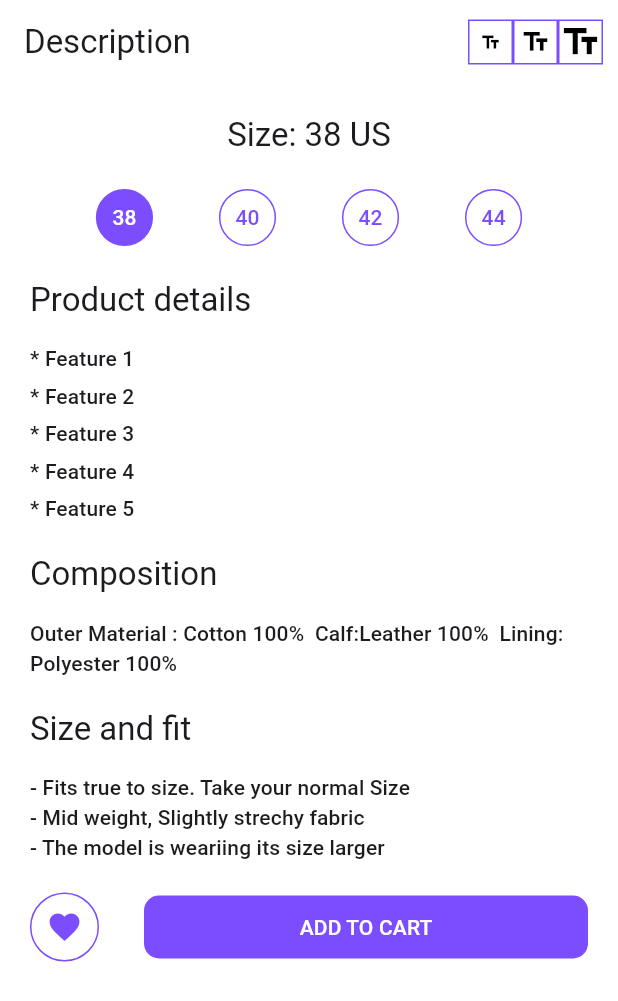
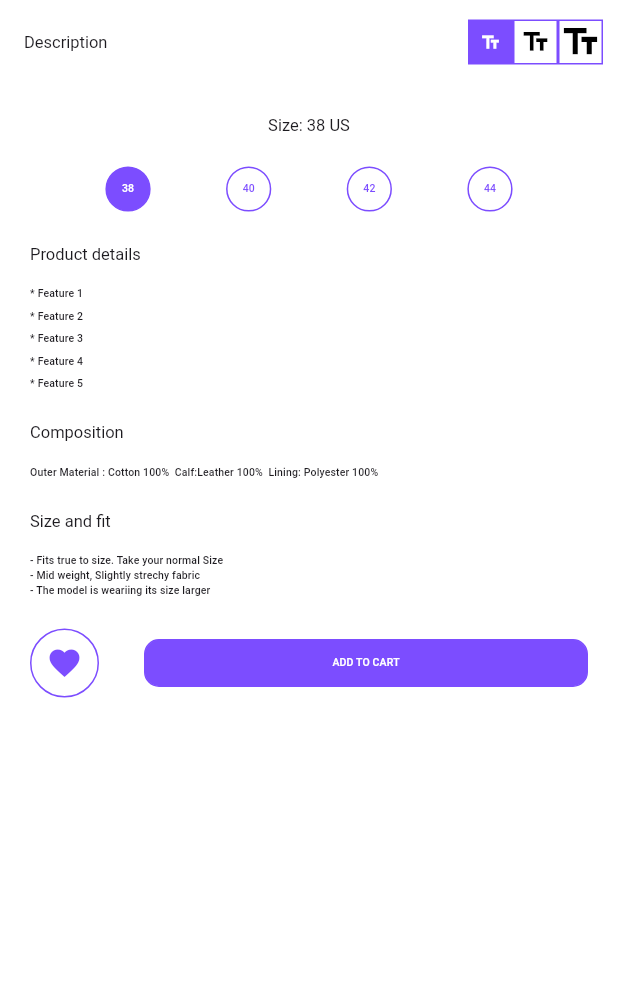
Before and after one commit to Mirzaazmath/font_scaler, a Flutter app: the screen it shows after launch, after a tap on the "text fields" icon, on a phone screen of 412 x 824 dp. Shown: the top 1001 px of the screen. Run offline on Flutter 3.47's test engine with Material 3 defaults, Android fonts, the phone set to English and light mode, and no system bars.

Commit message:
added code for example

```diff
--- a/example/lib/home_screen.dart
+++ b/example/lib/home_screen.dart
@@ -8,6 +8,8 @@ class HomeScreen extends StatelessWidget {
   Widget build(BuildContext context) {
     final textTheme = Theme.of(context).textTheme;
     final primaryColor = Colors.deepPurpleAccent;
+    // This will return the currentFontScale whenEver the fontScale Changes
+    final currentFontScale =FontScalerProvider.of(context).currentFontScale;
     return Scaffold(
       backgroundColor: Colors.white,
       appBar: AppBar(
@@ -18,19 +20,20 @@ class HomeScreen extends StatelessWidget {
             children: [
               GestureDetector(
                 onTap: () {
+                  // updateFontScale will update font by given Enum
                   FontScalerProvider.of(context).updateFontScale(FontScale.micro);
                 },
                 child: Container(
                   height: 30,
                   width: 30,
                   decoration: BoxDecoration(
-                    color: Colors.white,
+                    color:currentFontScale==FontScale.micro?primaryColor: Colors.white,
                     border: Border.all(color: primaryColor),
                   ),
                   child: Icon(
                     Icons.text_fields_outlined,
                     size: 14,
-                    color: Colors.black,
+                    color:currentFontScale==FontScale.micro?Colors.white: Colors.black,
                   ),
                 ),
               ),
@@ -42,31 +45,32 @@ class HomeScreen extends StatelessWidget {
                   height: 30,
                   width: 30,
                   decoration: BoxDecoration(
-                    color: Colors.white,
+                    color:currentFontScale==FontScale.fDefault?primaryColor: Colors.white,
                     border: Border.all(color: primaryColor),
                   ),
                   child: Icon(
                     Icons.text_fields_outlined,
                     size: 20,
-                    color: Colors.black,
+                    color: currentFontScale==FontScale.fDefault? Colors.white:Colors.black,
                   ),
                 ),
               ),
               GestureDetector(
                 onTap: () {
-                  FontScalerProvider.of(context).updateFontScale(FontScale.ultraXL);
+                   // updateFontScale will update font by given custom double value
+                  FontScalerProvider.of(context).updateFontScale(FontScale.custom,customValue: 2.2);
                 },
                 child: Container(
                   height: 30,
                   width: 30,
                   decoration: BoxDecoration(
-                    color: Colors.white,
+                    color:currentFontScale==FontScale.custom?primaryColor: Colors.white,
                     border: Border.all(color: primaryColor),
                   ),
                   child: Icon(
                     Icons.text_fields_outlined,
                     size: 28,
-                    color: Colors.black,
+                    color:currentFontScale==FontScale.custom?Colors.white: Colors.black,
                   ),
                 ),
               ),
--- a/example/lib/main.dart
+++ b/example/lib/main.dart
@@ -1,7 +1,9 @@
 import 'package:example/home_screen.dart';
 import 'package:flutter/material.dart';
+import 'package:font_scaler/font_scaler.dart';
 void main(){
-  runApp(MyApp());
+  // Need to Wrap MyApp with FontScaler
+  runApp(FontScaler(child: MyApp()));
 }
 class MyApp extends StatelessWidget {
   const MyApp({super.key});
@@ -9,6 +11,8 @@ class MyApp extends StatelessWidget {
   @override
   Widget build(BuildContext context) {
     return MaterialApp(
+      // Need to Add FontScalerProvider.of(context).builder to reflect the changes
+      builder: FontScalerProvider.of(context).builder,
       home: HomeScreen(),
     );
   }
--- a/lib/font_scaler.dart
+++ b/lib/font_scaler.dart
@@ -32,10 +32,19 @@ class FontScalerProvider extends InheritedWidget {
   }
 
   ///  here is the OF method from which we can access all code from this class and FontScaler.
-  static _FontScalerState of(BuildContext context) =>
-      context
+  static _FontScalerState of(BuildContext context) {
+    /// Here we are checking the condition to ensure root widget must be wrap with FontScaler
+    if (context
+            .dependOnInheritedWidgetOfExactType<FontScalerProvider>()
+            ?.stateWidget ==
+        null) {
+      /// Throwing the custom Error with Solution
+      throw ArgumentError(MirzaAppString.initializeError);
+    }
+    return context
         .dependOnInheritedWidgetOfExactType<FontScalerProvider>()!
         .stateWidget;
+  }
 }
 
 /////////// ******* FontScaler Class ******** //////////
@@ -75,8 +84,10 @@ class _FontScalerState extends State<FontScaler> {
   /// _textScale is the variable that will have the fontScale value.
   /// By default  _textScale value always 1.
   double _textScale = 1;
+
   /// Default value variable
-  final double _default=1.0;
+  final double _default = 1.0;
+
   /// Created a currentFontScale variable of type FontScale with default value
   FontScale currentFontScale = FontScale.fDefault;
 
@@ -128,10 +139,11 @@ class _FontScalerState extends State<FontScaler> {
         /// then here  _textScale will change with last saved value instead of default .
         /// if the user did not saved the font Scale then default value automatically assigned
         /// again MirzaAppString.localKey use to avoid conflicts
-        _textScale = widget.prefs.getDouble(MirzaAppString.localKey) ?? _default;
+        _textScale =
+            widget.prefs.getDouble(MirzaAppString.localKey) ?? _default;
+
         /// here we are getting the currentFontScale enum  based on the stored value
-        currentFontScale =getFontScaleFromValue(_textScale);
-
+        currentFontScale = getFontScaleFromValue(_textScale);
       }
     }
     /// End of savePermanent condition
@@ -141,6 +153,7 @@ class _FontScalerState extends State<FontScaler> {
       /// here _textScale is setting to default
 
       _textScale = _default;
+
       /// here setting the currentFontScale  to default
       currentFontScale = FontScale.fDefault;
     }
@@ -198,12 +211,14 @@ class _FontScalerState extends State<FontScaler> {
 
         /// Setting the customValue
         _textScale = customValue;
+
         /// Setting the currentFontScale to FontScale.custom
         currentFontScale = FontScale.custom;
       } else {
         /// Setting the FontScale from fontScaleMap which hold the actual value of that enum
         /// fontScaleMap is map with type <FontScale, double> it return the double value of the given  enum
         _textScale = fontScaleMap[scale]!;
+
         /// Setting the currentFontScale with given Scale
         currentFontScale = scale;
       }
@@ -218,6 +233,7 @@ class _FontScalerState extends State<FontScaler> {
   void clear() async {
     _textScale = _default;
     currentFontScale = FontScale.fDefault;
+
     /// if the user select the savePermanent then here we are clearing the widget.prefs
     if (widget.prefs != null && widget.savePermanent == true) {
       await widget.prefs.remove(MirzaAppString.localKey);
@@ -252,8 +268,15 @@ class MirzaAppString {
       '  ));\n'
       '}';
   static final String localKey = "MirzaTextScale";
+  static final String initializeError =
+      "The root class must be wrap with FontScaler\nSolution:\n"
+      'void main(){\n'
+      '  runApp(FontScaler(\n'
+      '    child: MyApp(),\n'
+      '  ));\n'
+      '}';
   static final String customValueError =
-      "customValue must be provided when using FontScale.custom\n Ex: == TScalerProvider.of(context).updateTextScale(FontScale.custom,customValue:2.0);";
+      "customValue must be provided when using FontScale.custom\n Ex: == FontScalerProvider.of(context).updateTextScale(FontScale.custom,customValue:2.0);";
 }
 
 /////// ****** enum ****** //////////
@@ -276,16 +299,16 @@ enum FontScale {
 /////// ****** Value Map ****** //////////
 /// fontScaleMap will store the value of the Font Scale
 Map<FontScale, double> fontScaleMap = {
-  FontScale.ultraMicro: 0.3,
-  FontScale.micro: 0.4,
+  FontScale.ultraMicro: 0.4,
+  FontScale.micro: 0.5,
   FontScale.extraSmall: 0.6,
   FontScale.small: 0.8,
   FontScale.medium: 0.9,
   FontScale.fDefault: 1.0,
-  FontScale.large: 1.2,
-  FontScale.extraLarge: 1.4,
-  FontScale.doubleXL: 1.6,
-  FontScale.ultraXL: 1.8,
+  FontScale.large: 1.4,
+  FontScale.extraLarge: 1.6,
+  FontScale.doubleXL: 1.8,
+  FontScale.ultraXL: 2.0,
 };
 /////// ****** getFontScaleFromValue ****** //////////
 /// this will return the key based on  the value if the value not exist then it return custom
```
Lines whose indentation alone changed are shown as unchanged.
